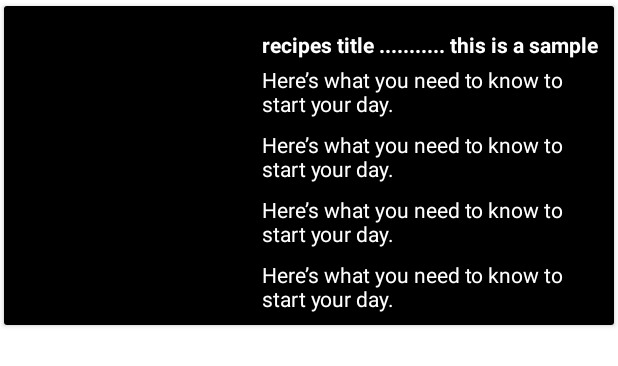
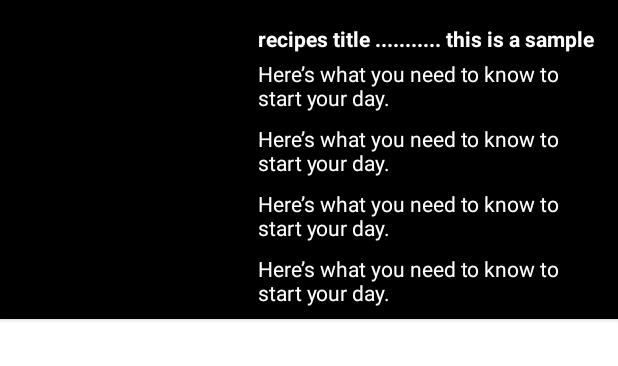
Before and after one commit to joeyudongs/NMR-Photo, an Android app built with Jetpack Compose: the layout item_rv.xml on its own in the app's theme, with its tools: preview values and no code run, on a phone screen of 412 x 824 dp. Shown: the top 366 px of the screen. Run offline under Robolectric (Android 15) with nearby library versions, the phone set to English and light mode, and no system bars.

Commit message:
removed RecyclerView CardView and Compose Card corner

```diff
--- a/app/src/main/res/layout/item_rv.xml
+++ b/app/src/main/res/layout/item_rv.xml
@@ -12,7 +12,10 @@
         android:layout_width="match_parent"
         android:layout_height="wrap_content"
         android:background="@android:color/black"
-        app:cardUseCompatPadding="true">
+        app:cardBackgroundColor="@android:color/black"
+        app:cardCornerRadius="0dp"
+        app:cardUseCompatPadding="false"
+        app:cardPreventCornerOverlap="false">
 
         <androidx.constraintlayout.widget.ConstraintLayout
             android:layout_width="match_parent"
```
Also changed, not shown: app/src/main/java/com/dheeraj/composemvvm/view/CreditCardScreen.kt (+3 -39 lines).
